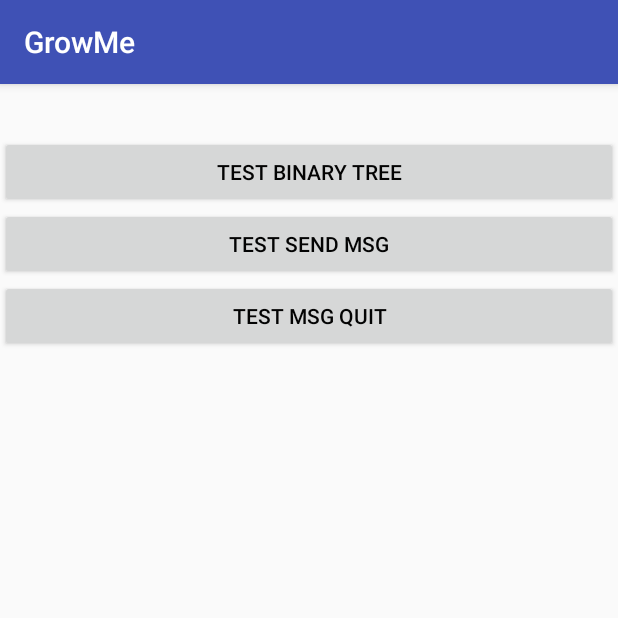
After one commit to TopNine/GrowMe, an Android app: the BinaryTreeActivity screen opened directly, with no data from a screen before it, on a phone screen of 412 x 824 dp, the top half of it. The commit adds this screen. Run offline under Robolectric (Android 15) with nearby library versions, the phone set to English and light mode, and no system bars.

Commit message:
[BinaryTree][Add]Add the test of binary tree.

```diff
--- a/app/src/main/java/grow/biu/entry/MainEntry.java
+++ b/app/src/main/java/grow/biu/entry/MainEntry.java
@@ -31,7 +31,7 @@ public class MainEntry {
             return this;
         }
 
-        public MainEntry builder() {
+        public MainEntry build() {
             return new MainEntry(this);
         }
     }
--- a/app/src/main/java/grow/biu/share/TestShareActivity.java
+++ b/app/src/main/java/grow/biu/share/TestShareActivity.java
@@ -85,6 +85,7 @@ public class TestShareActivity extends Activity {
 
     private void initView() {
         mStartBtn = (Button) findViewById(R.id.share_start);
+        mStartBtn.setBackgroundResource(0);
         mImageView = findViewById(R.id.image_view);
         mImageView2 = findViewById(R.id.image_view2);
         mStartBtn.setOnClickListener(new View.OnClickListener() {
--- a/app/src/main/java/grow/biu/utils/ObjectStore.java
+++ b/app/src/main/java/grow/biu/utils/ObjectStore.java
@@ -1,8 +1,6 @@
 package grow.biu.utils;
 
 import android.content.Context;
-
-import junit.framework.Assert;
 
 import java.util.HashMap;
 import java.util.Map;
@@ -47,7 +45,7 @@ public final class ObjectStore {
      * @return the object associated with specified key, or null if not found
      */
     public static Object get(String key) {
-        Assert.assertNotNull(key);
+//        Assert.assertNotNull(key);
         Object obj = null;
         synchronized (mObjects) {
             obj = mObjects.get(key);
@@ -61,7 +59,7 @@ public final class ObjectStore {
      * @return the object associated with specified key, or null if not found
      */
     public static Object remove(String key) {
-        Assert.assertNotNull(key);
+//        Assert.assertNotNull(key);
         Object obj = null;
         synchronized (mObjects) {
             obj = mObjects.remove(key);
--- /dev/null
+++ b/app/src/main/java/grow/firstcode/binarytree/BinaryTreeActivity.java
@@ -0,0 +1,166 @@
+package grow.firstcode.binarytree;
+
+import android.content.Context;
+import android.content.Intent;
+import android.os.Build;
+import android.os.Bundle;
+import android.os.Handler;
+import android.os.HandlerThread;
+import android.os.Looper;
+import android.os.Message;
+import android.support.annotation.Nullable;
+import android.support.v7.app.AppCompatActivity;
+import android.util.Log;
+import android.view.View;
+import android.widget.Button;
+import android.widget.TextView;
+
+import com.flow.grow.R;
+
+import java.util.Random;
+
+public class BinaryTreeActivity extends AppCompatActivity {
+    private static final String TAG = "BinaryTreeActivity";
+
+    public static final int TEST_1 = 1;
+    public static final int TEST_2 = 2;
+    public static final int TEST_3 = 3;
+    public static final int TEST_4 = 4;
+    public static final int TEST_5 = 5;
+
+    private TextView mQuestionTV;
+    private String mQuestionText;
+    private HandlerThread mHandlerThread;
+    private Handler mHandler;
+
+    public static void launchActivity(Context context) {
+        Intent intent = new Intent(context, BinaryTreeActivity.class);
+        context.startActivity(intent);
+    }
+
+    @Override
+    protected void onCreate(@Nullable Bundle savedInstanceState) {
+        super.onCreate(savedInstanceState);
+        setContentView(R.layout.activity_binary_tree);
+        initView();
+        initHandle();
+        loadData();
+    }
+
+    private void initHandle() {
+        mHandlerThread = new HandlerThread(TAG);
+        mHandlerThread.start();
+        mHandler = new TestHandle(mHandlerThread.getLooper());
+    }
+
+    private void initView() {
+        mQuestionTV = findViewById(R.id.tv_test_question);
+        Button binaryBtn = findViewById(R.id.btn_binary_tree);
+        binaryBtn.setOnClickListener(new View.OnClickListener() {
+            @Override
+            public void onClick(View v) {
+                doBinaryTree();
+                sendMessage(TEST_5, 0);
+            }
+        });
+
+        Button sendMsgBtn = findViewById(R.id.btn_send_msg);
+        sendMsgBtn.setOnClickListener(new View.OnClickListener() {
+            @Override
+            public void onClick(View v) {
+                testSend();
+            }
+        });
+        Button msgBtn = findViewById(R.id.btn_msg_quit);
+        msgBtn.setOnClickListener(new View.OnClickListener() {
+            @Override
+            public void onClick(View v) {
+                msgQuit();
+            }
+        });
+    }
+
+    private void doBinaryTree() {
+
+    }
+
+    private void loadData() {
+        mQuestionText = "";
+    }
+
+    private void testSend() {
+        Random random = new Random();
+        int what = random.nextInt(3) + 1;
+        Log.i(TAG, "testSend: " + what);
+        sendMessage(what, 0);
+    }
+
+    private void sendMessage(int what, long delay) {
+        if (mHandler == null || mHandlerThread == null || !mHandlerThread.isAlive()) {
+            Log.i(TAG, "sendMessage error: ");
+            return;
+        }
+
+        Message message = Message.obtain();
+        message.what = what;
+        mHandler.sendMessageDelayed(message, delay);
+    }
+
+    private void msgQuit() {
+        if (Build.VERSION.SDK_INT >= Build.VERSION_CODES.M) {
+            mHandlerThread.getLooper().getQueue();
+        }
+        mHandlerThread.quit();
+        Log.i(TAG, "msgQuit: ");
+    }
+
+    private void updateMsg(final String msg) {
+        mQuestionTV.post(new Runnable() {
+            @Override
+            public void run() {
+                mQuestionTV.setText(msg);
+            }
+        });
+    }
+
+    private class TestHandle extends Handler {
+        public TestHandle(Looper looper) {
+            super(looper);
+        }
+
+        @Override
+        public void handleMessage(Message msg) {
+            Log.i(TAG, "current thread: " + Thread.currentThread());
+//            try {
+//                if (msg.what == 5)
+//                    Thread.sleep(10000);
+//
+//                Thread.sleep(3000);
+            String text = "";
+            switch (msg.what) {
+                case TEST_1:
+                    text = "what_1";
+                    break;
+                case TEST_2:
+                    text = "what_2";
+                    break;
+                case TEST_3:
+                    text = "what_3";
+                    break;
+                case TEST_4:
+                    text = "what_4";
+                    break;
+                case TEST_5:
+                    text = "what_5";
+                    break;
+            }
+            Log.i(TAG, "handleMessage: " + text);
+            updateMsg(text);
+//            } catch (Exception e) {
+//                e.printStackTrace();
+//            }
+
+            super.handleMessage(msg);
+        }
+    }
+}
--- /dev/null
+++ b/app/src/main/res/layout/activity_binary_tree.xml
@@ -0,0 +1,47 @@
+<?xml version="1.0" encoding="utf-8"?>
+<android.support.constraint.ConstraintLayout xmlns:android="http://schemas.android.com/apk/res/android"
+    xmlns:app="http://schemas.android.com/apk/res-auto"
+    android:layout_width="match_parent"
+    android:layout_height="match_parent"
+    android:paddingTop="@dimen/common_10"
+    android:paddingBottom="@dimen/common_10">
+
+    <TextView
+        android:id="@+id/tv_test_question"
+        android:layout_width="match_parent"
+        android:layout_height="wrap_content"
+        android:gravity="center"
+        android:textColor="#ff0000"
+        android:textSize="@dimen/common_text_size_18sp" />
+
+    <Button
+        android:id="@+id/btn_binary_tree"
+        android:layout_width="match_parent"
+        android:layout_height="wrap_content"
+        android:gravity="center"
+        android:text="@string/btn_binary_text"
+        android:textColor="@color/black"
+        android:textSize="@dimen/common_text_size_14sp"
+        app:layout_constraintTop_toBottomOf="@+id/tv_test_question" />
+
+    <Button
+        android:id="@+id/btn_send_msg"
+        android:layout_width="match_parent"
+        android:layout_height="wrap_content"
+        android:gravity="center"
+        android:text="@string/btn_send_msg"
+        android:textColor="@color/black"
+        android:textSize="@dimen/common_text_size_14sp"
+        app:layout_constraintTop_toBottomOf="@+id/btn_binary_tree" />
+
+    <Button
+        android:id="@+id/btn_msg_quit"
+        android:layout_width="match_parent"
+        android:layout_height="wrap_content"
+        android:gravity="center"
+        android:text="@string/btn_msg_quit"
+        android:textColor="@color/black"
+        android:textSize="@dimen/common_text_size_14sp"
+        app:layout_constraintTop_toBottomOf="@+id/btn_send_msg" />
+
+</android.support.constraint.ConstraintLayout>
--- a/app/src/main/res/layout/share_it_activity.xml
+++ b/app/src/main/res/layout/share_it_activity.xml
@@ -12,6 +12,7 @@
         android:layout_height="wrap_content"
         android:paddingLeft="30dp"
         android:paddingRight="30dp"
+        android:background="@color/common_FF4081"
         android:text="Start"
         app:layout_constraintEnd_toEndOf="parent"
         app:layout_constraintStart_toStartOf="parent"
--- a/app/src/main/res/values/colors.xml
+++ b/app/src/main/res/values/colors.xml
@@ -1,5 +1,6 @@
 <?xml version="1.0" encoding="utf-8"?>
 <resources>
+    <color name="black">#030303</color>
     <color name="common_3F51B5">#3F51B5</color>
     <color name="common_303F9F">#303F9F</color>
     <color name="common_FF4081">#FF4081</color>
@@ -7,4 +8,5 @@
     <color name="common_FF1668d0">#FF1668d0</color>
     <color name="common_FF606265">#FF606265</color>
     <color name="common_FF069B06">#FF069B06</color>
+    <color name="common_94da94">#94da94</color>
 </resources>
--- a/app/src/main/res/values/strings.xml
+++ b/app/src/main/res/values/strings.xml
@@ -1,4 +1,7 @@
 <resources>
     <string name="app_name">GrowMe</string>
     <string name="tab_main">Main</string>
+    <string name="btn_binary_text">Test binary tree</string>
+    <string name="btn_send_msg">Test send msg</string>
+    <string name="btn_msg_quit">Test msg quit</string>
 </resources>
```
Also changed, not shown: app/src/main/java/grow/MainHomeActivity.java (added, +34 -0 lines), app/src/main/java/grow/biu/main/MainTabHomeFragment.java (+7 -7 lines), app/src/main/res/layout/activity_main_home.xml (added, +16 -0 lines).
